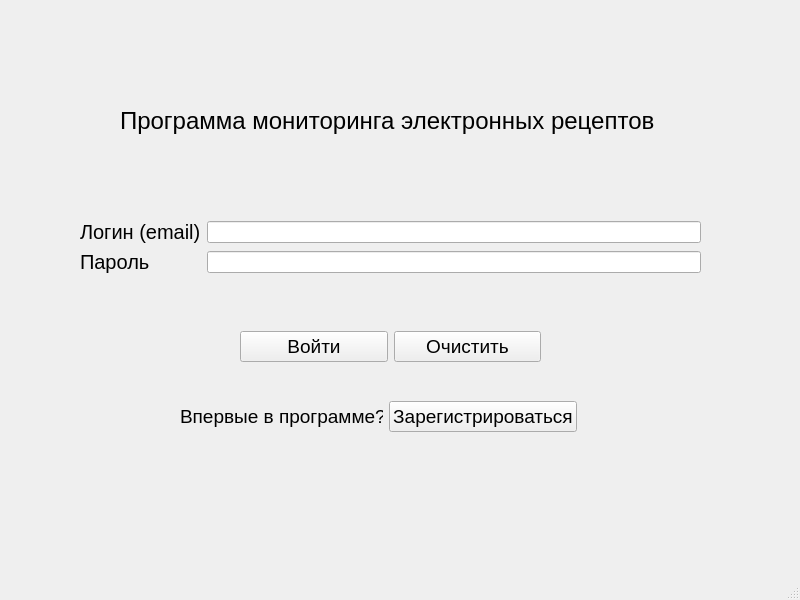
Old version of the form untitled/mainwindow.ui in the repository SushkowAndrey/ExtractRecipe.
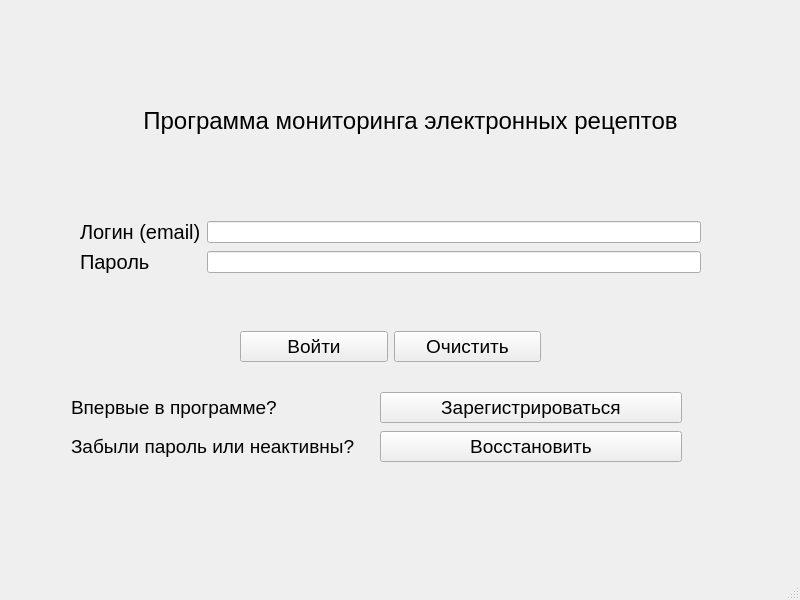
New version of the form.

Diff of the .ui file:
```diff
--- a/untitled/mainwindow.ui
+++ b/untitled/mainwindow.ui
@@ -17,9 +17,9 @@
    <widget class="QLabel" name="label_2">
     <property name="geometry">
      <rect>
-      <x>120</x>
+      <x>60</x>
       <y>70</y>
-      <width>611</width>
+      <width>701</width>
       <height>101</height>
      </rect>
     </property>
@@ -31,8 +31,11 @@
     <property name="text">
      <string>Программа мониторинга электронных рецептов</string>
     </property>
+    <property name="alignment">
+     <set>Qt::AlignCenter</set>
+    </property>
    </widget>
-   <widget class="QWidget" name="">
+   <widget class="QWidget" name="layoutWidget">
     <property name="geometry">
      <rect>
       <x>80</x>
@@ -85,7 +88,7 @@
      </item>
     </layout>
    </widget>
-   <widget class="QWidget" name="">
+   <widget class="QWidget" name="layoutWidget">
     <property name="geometry">
      <rect>
       <x>240</x>
@@ -127,15 +130,17 @@
      </item>
     </layout>
    </widget>
-   <widget class="QWidget" name="">
+   <widget class="QWidget" name="layoutWidget">
     <property name="geometry">
      <rect>
-      <x>180</x>
-      <y>400</y>
-      <width>397</width>
-      <height>33</height>
+      <x>71</x>
+      <y>390</y>
+      <width>611</width>
+      <height>74</height>
      </rect>
     </property>
+    <layout class="QGridLayout" name="gridLayout_2">
+     <item row="0" column="0">
     <layout class="QHBoxLayout" name="horizontalLayout_2">
      <item>
       <widget class="QLabel" name="label_4">
@@ -163,6 +168,39 @@
         <string>Зарегистрироваться</string>
        </property>
       </widget>
+       </item>
+      </layout>
+     </item>
+     <item row="1" column="0">
+      <layout class="QHBoxLayout" name="horizontalLayout_3">
+       <item>
+        <widget class="QLabel" name="label_5">
+         <property name="font">
+          <font>
+           <pointsize>14</pointsize>
+          </font>
+         </property>
+         <property name="text">
+          <string>Забыли пароль или неактивны?</string>
+         </property>
+        </widget>
+       </item>
+       <item>
+        <widget class="QPushButton" name="pushButton_password_recovery">
+         <property name="font">
+          <font>
+           <pointsize>14</pointsize>
+          </font>
+         </property>
+         <property name="cursor">
+          <cursorShape>PointingHandCursor</cursorShape>
+         </property>
+         <property name="text">
+          <string>Восстановить</string>
+         </property>
+        </widget>
+       </item>
+      </layout>
      </item>
     </layout>
    </widget>
```
Left out of the diff: 2 changed lines with no effect on the pictures. Lines whose indentation alone changed are shown as unchanged.
